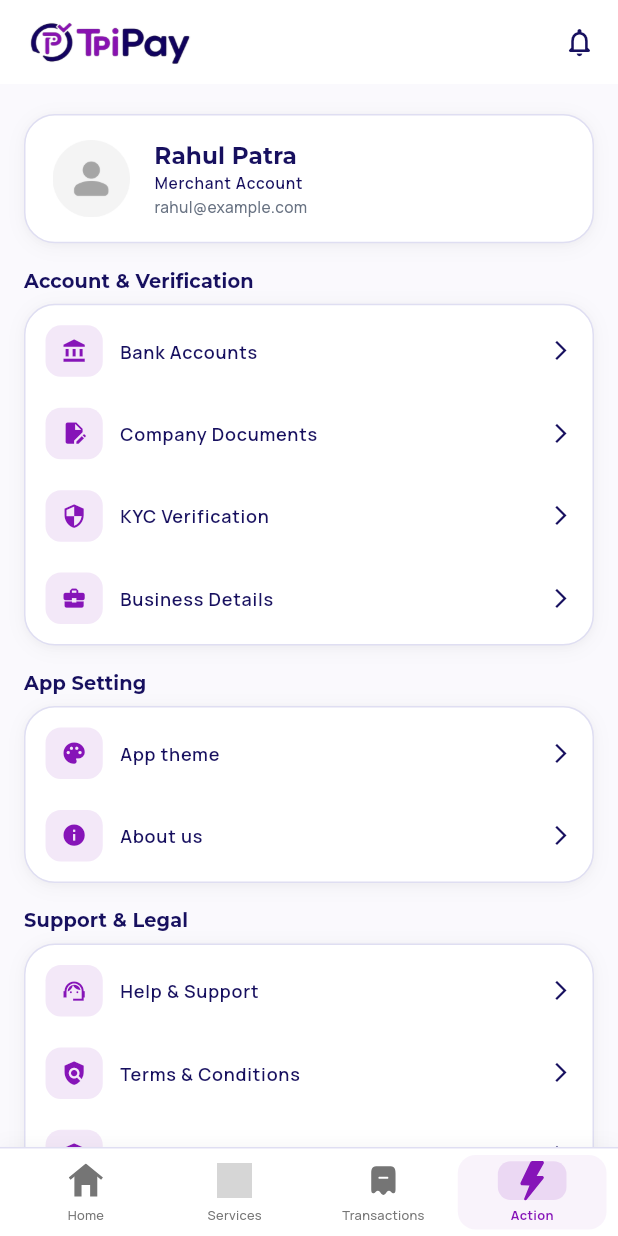
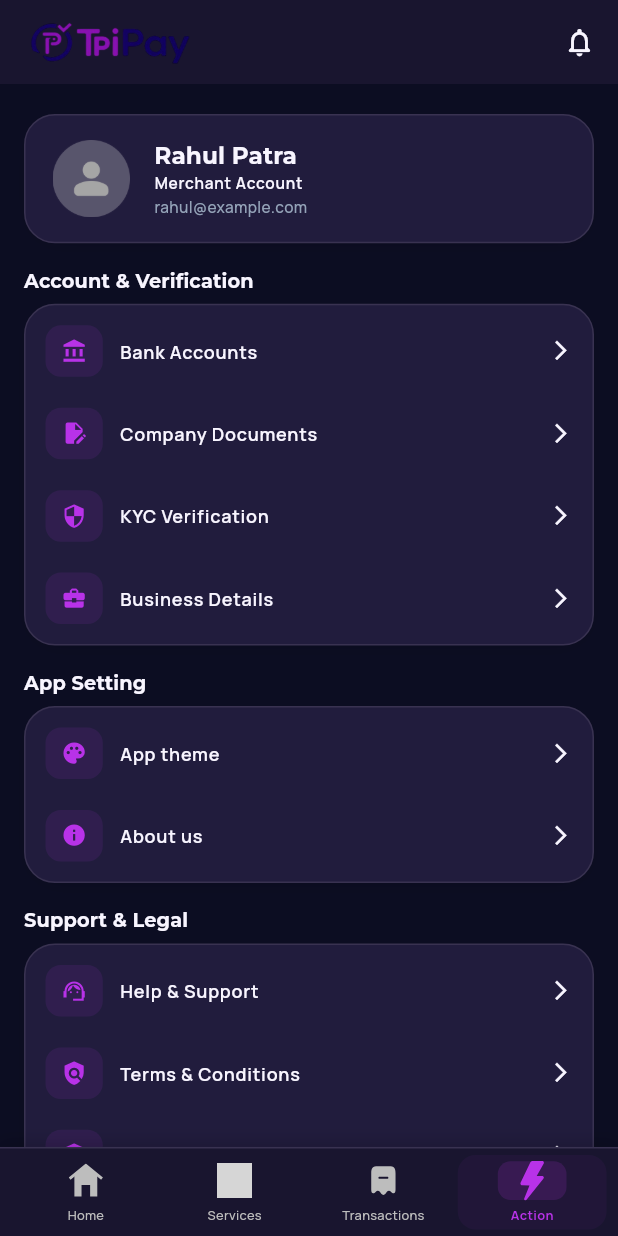
Before and after one commit to Venkantesh22/Tpipay-payment-getway, a Flutter app: the screen it shows after launch, item 4 of the bottom bar chosen, on a phone screen of 412 x 824 dp. Run offline on Flutter 3.47's test engine with Material 3 defaults, Android fonts, the phone set to English and light mode, and no system bars; drawn by our look-alikes of toastification; our stand-ins replace cached_network_image, carousel_slider, custom_refresh_indicator, flutter_screenutil, flutter_svg, get and 10 more; missing offline and left inert: onesignal_flutter; grey boxes are pictures that could not be loaded.

Commit message:
create UI app theme screen

```diff
--- a/lib/main.dart
+++ b/lib/main.dart
@@ -2,10 +2,12 @@ import 'dart:developer';
 
 import 'package:flutter/material.dart';
 import 'package:flutter_screenutil/flutter_screenutil.dart';
+import 'package:onesignal_flutter/onesignal_flutter.dart';
+import 'package:toastification/toastification.dart';
+
 import 'package:vlr/services/constants.dart';
 import 'package:vlr/services/theme.dart';
-import 'package:onesignal_flutter/onesignal_flutter.dart';
-import 'package:toastification/toastification.dart';
+import 'package:vlr/views/screens/action_screen/app_setting_screen/theme_settings_screen/widget/app_theme_preference.dart';
 import 'package:vlr/views/screens/auth_screens/login_screen.dart';
 import 'package:vlr/views/screens/auth_screens/opt_verification_screen.dart';
 import 'package:vlr/views/screens/auth_screens/register_screen.dart';
@@ -14,44 +16,61 @@ import 'package:vlr/views/screens/dashboard/dashboard_screen.dart';
 import 'services/init.dart';
 import 'views/screens/splash_screen/splash_screen.dart';
 
-void main() async {
+Future<void> main() async {
   WidgetsFlutterBinding.ensureInitialized();
+
   await Init().initialize();
+
+  // Load the saved theme before showing the app.
+  await AppThemePreference.load();
+
   runApp(const MyApp());
 }
 
 final GlobalKey<NavigatorState> navigatorKey = GlobalKey<NavigatorState>();
+
 final GlobalKey<ScaffoldMessengerState> snackBarKey =
     GlobalKey<ScaffoldMessengerState>();
 
 class MyApp extends StatefulWidget {
-  const MyApp({Key? key}) : super(key: key);
+  const MyApp({super.key});
 
   @override
   State<MyApp> createState() => _MyAppState();
 }
 
 class _MyAppState extends State<MyApp> with WidgetsBindingObserver {
-  initPlatForm() async {
+  Future<void> initPlatForm() async {
     OneSignal.Debug.setLogLevel(OSLogLevel.none);
 
-    OneSignal.initialize('appId'); //---------------------ADD ONESIGNAL APP ID
+    OneSignal.initialize(
+      'appId', // Replace with your OneSignal App ID.
+    );
+
     OneSignal.User.pushSubscription.optIn();
+
     await OneSignal.consentRequired(true);
 
     OneSignal.Notifications.addForegroundWillDisplayListener(
       (OSNotificationWillDisplayEvent event) {
-      /// preventDefault to not display the notification
         event.preventDefault();
+        event.notification.display();
+      },
+    );
 
-      /// Do async work
-      /// notification.display() to display after preventing default
-      event.notification.display();
-    });
+    OneSignal.Notifications.addClickListener(
+      (OSNotificationClickEvent result) {
+        // TODO: Handle notification click.
+      },
+    );
+  }
 
-    OneSignal.Notifications.addClickListener((OSNotificationClickEvent result) {
-      ///TODO:
-    });
+  @override
+  void initState() {
+    super.initState();
+
+    WidgetsBinding.instance.addObserver(this);
+    initPlatForm();
   }
 
   @override
@@ -67,43 +86,46 @@ class _MyAppState extends State<MyApp> with WidgetsBindingObserver {
   }
 
   @override
-  void initState() {
-    super.initState();
-    WidgetsBinding.instance.addObserver(this);
-    initPlatForm();
-  }
-
-  @override
   Widget build(BuildContext context) {
-    // log("Height : ${MediaQuery.of(context).size.height}");
-    // log("weight : ${MediaQuery.of(context).size.width}");
-
     return ToastificationWrapper(
       child: ScreenUtilInit(
         designSize: const Size(432.0, 960.0),
         minTextAdapt: true,
-        // splitScreenMode: true,
-        builder: (_, child) {
+        builder: (context, child) {
+          // Listen for changes to the user's selected theme.
+          return ValueListenableBuilder<ThemeMode>(
+            valueListenable: AppThemePreference.themeModeNotifier,
+            builder: (context, selectedThemeMode, _) {
               return MaterialApp(
                 title: AppConstants.appName,
                 navigatorKey: navigatorKey,
                 theme: CustomTheme.light,
                 darkTheme: CustomTheme.dark,
-            themeMode: ThemeMode.system,
+
+                // Apply the currently selected theme.
+                themeMode: selectedThemeMode,
+
                 debugShowCheckedModeBanner: false,
                 home: child,
               );
             },
+          );
+        },
+
+        // Keep your existing home screen.
+        child: const DashboardScreen(),
+
+        // Other screens for testing:
         // child: const LoginScreen(),
-        child: const DashboardScreen(),
         // child: const SplashScreen(),
-        // child: const OtpVerificationScreen( otpSendOn: "1234567890",),
+        // child: const OtpVerificationScreen(
+        //   otpSendOn: "1234567890",
+        // ),
         // child: const RegisterScreen(),
       ),
     );
   }
 }
-
 
 // | Property              | Use         |
 // | --------------------- | ----------- |
--- /dev/null
+++ b/lib/views/screens/action_screen/app_setting_screen/theme_settings_screen/widget/app_theme_preference.dart
@@ -0,0 +1,64 @@
+import 'package:flutter/material.dart';
+import 'package:shared_preferences/shared_preferences.dart';
+
+class AppThemePreference {
+  static const String _themeModeKey = 'app_theme_mode';
+
+  // Notifies MaterialApp when the theme changes.
+  static final ValueNotifier<ThemeMode> themeModeNotifier =
+      ValueNotifier<ThemeMode>(ThemeMode.dark);
+
+  static Future<ThemeMode> load() async {
+    final prefs = await SharedPreferences.getInstance();
+
+    final String? savedMode = prefs.getString(_themeModeKey);
+
+    final ThemeMode mode;
+
+    switch (savedMode) {
+      case 'light':
+        mode = ThemeMode.light;
+        break;
+
+      case 'dark':
+        mode = ThemeMode.dark;
+        break;
+
+      case 'system':
+        mode = ThemeMode.system;
+        break;
+
+      default:
+        mode = ThemeMode.dark;
+    }
+
+    themeModeNotifier.value = mode;
+
+    return mode;
+  }
+
+  static Future<void> save(ThemeMode mode) async {
+    // Update the app theme immediately.
+    themeModeNotifier.value = mode;
+
+    final prefs = await SharedPreferences.getInstance();
+
+    String value;
+
+    switch (mode) {
+      case ThemeMode.light:
+        value = 'light';
+        break;
+
+      case ThemeMode.dark:
+        value = 'dark';
+        break;
+
+      case ThemeMode.system:
+        value = 'system';
+        break;
+    }
+
+    await prefs.setString(_themeModeKey, value);
+  }
+}
--- a/lib/views/screens/dashboard/action/widget/account_widget.dart
+++ b/lib/views/screens/dashboard/action/widget/account_widget.dart
@@ -3,6 +3,7 @@ import 'package:flutter_screenutil/flutter_screenutil.dart';
 import 'package:vlr/services/constants.dart';
 import 'package:vlr/services/custom_text.dart';
 import 'package:vlr/services/theme.dart';
+import 'package:vlr/views/screens/action_screen/app_setting_screen/theme_settings_screen/theme_settings_screen.dart';
 import 'package:vlr/views/screens/bank_screen/bank_screen/bank_screen.dart';
 
 class AccountWidget extends StatelessWidget {
@@ -95,7 +96,14 @@ List<AccountWidgetModel> supportWidgetModelList = [
       iconData: Icons.privacy_tip, title: "Privacy Policy", onTap: () {}),
 ];
 
-List<AccountWidgetModel> settingWidgetModelList = [
-  AccountWidgetModel(iconData: Icons.palette, title: "App theme", onTap: () {}),
-  AccountWidgetModel(iconData: Icons.info, title: "About us", onTap: () {}),
-];
+List<AccountWidgetModel> settingWidgetModelList(
+        {required BuildContext context}) =>
+    [
+      AccountWidgetModel(
+          iconData: Icons.palette,
+          title: "App theme",
+          onTap: () {
+            navigate(context: context, page: const ThemeSettingsScreen());
+          }),
+      AccountWidgetModel(iconData: Icons.info, title: "About us", onTap: () {}),
+    ];
--- a/lib/views/screens/dashboard/action/widget/setting_section.dart
+++ b/lib/views/screens/dashboard/action/widget/setting_section.dart
@@ -11,6 +11,7 @@ class SettingSection extends StatelessWidget {
 
   @override
   Widget build(BuildContext context) {
+    final list = settingWidgetModelList(context: context);
     return Container(
       padding: EdgeInsets.all(14.w),
       decoration: context.containerDecoration,
@@ -18,12 +19,13 @@ class SettingSection extends StatelessWidget {
           shrinkWrap: true,
           physics: const NeverScrollableScrollPhysics(),
           itemBuilder: (context, index) {
-            AccountWidgetModel accountWidgetModel =
-                settingWidgetModelList[index];
-            return AccountWidget(accountWidgetModel: accountWidgetModel);
+            AccountWidgetModel accountWidgetModel = list[index];
+            return GestureDetector(
+                onTap: accountWidgetModel.onTap,
+                child: AccountWidget(accountWidgetModel: accountWidgetModel));
           },
           separatorBuilder: (_, __) => sizedBoxHeight(height: 24),
-          itemCount: settingWidgetModelList.length),
+          itemCount: list.length),
     );
   }
 }
```
Also changed, not shown: lib/controllers/app_theme_controller.dart (added, +40 -0 lines), lib/views/screens/action_screen/app_setting_screen/theme_settings_screen/theme_settings_screen.dart (added, +302 -0 lines). Lines whose indentation alone changed are shown as unchanged.
